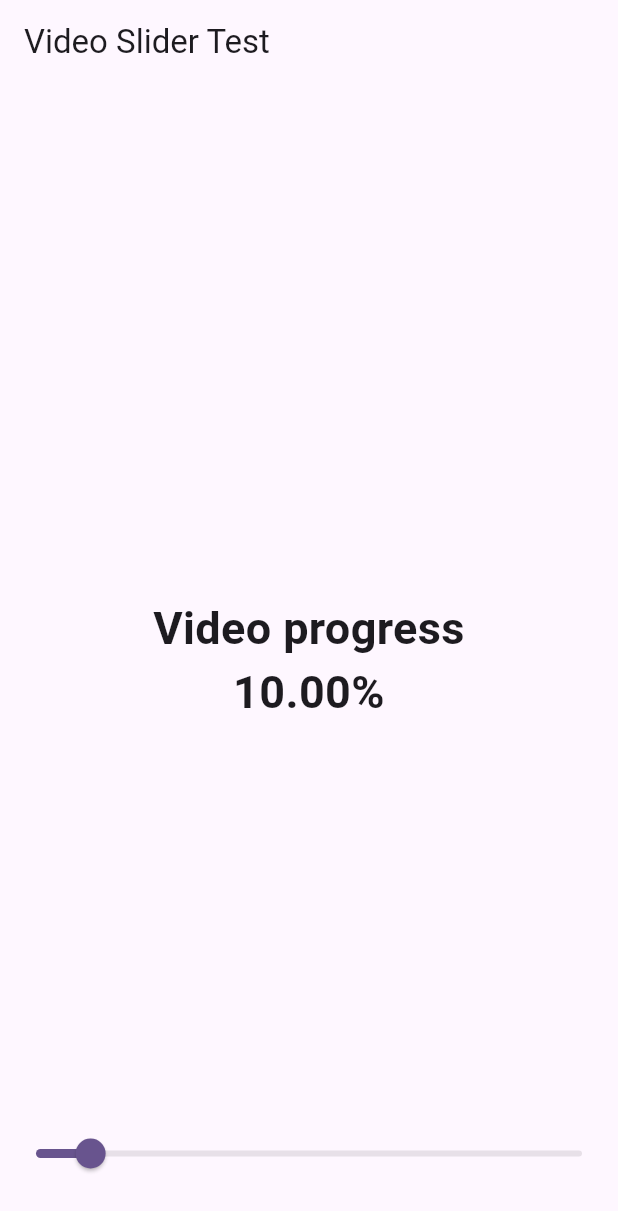
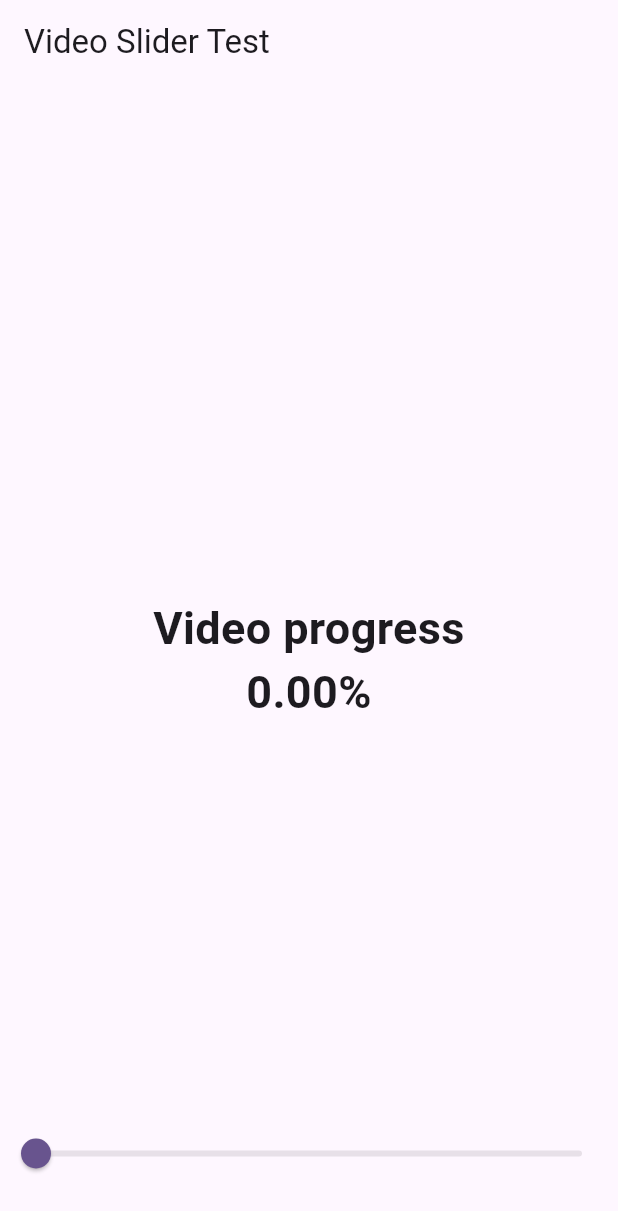
Before and after one commit to rajeevdubey1/video_slider, a Flutter app: the screen it shows after launch, on a phone screen of 412 x 824 dp. Shown: the top 1211 px of the screen. Run offline on Flutter 3.47's test engine with Material 3 defaults, Android fonts, the light colour scheme and no system bars.

Commit message:
All set using provider package

```diff
--- a/lib/custom_slider.dart
+++ b/lib/custom_slider.dart
@@ -1,4 +1,6 @@
 import 'package:flutter/material.dart';
+import 'package:provider/provider.dart';
+import 'package:video_slider/progress_value_provider.dart';
 
 class CustomSlider extends StatefulWidget {
   const CustomSlider({super.key});
@@ -8,21 +10,20 @@ class CustomSlider extends StatefulWidget {
 }
 
 class _CustomSliderState extends State<CustomSlider> {
-  var _sliderValue = 0.1;
 
   void _onValueChanged(double val) {
-    setState(() {
-      _sliderValue = val;
-    });
-
+    Provider.of<ProgressValueProvider>(context, listen: false).progress = val;
   }
 
   @override
   Widget build(BuildContext context) {
+
+final progress = Provider.of<ProgressValueProvider>(context).progress;
+
     return Container(
       height: 50,
       margin: const EdgeInsets.symmetric(vertical: 30),
-      child: Slider(value: _sliderValue, onChanged: _onValueChanged),
+      child: Slider(value: progress, onChanged: _onValueChanged),
     );
   }
 }
--- a/lib/main.dart
+++ b/lib/main.dart
@@ -1,6 +1,9 @@
 import 'package:flutter/material.dart';
 import 'package:video_slider/custom_slider.dart';
+import 'package:video_slider/progress_value_provider.dart';
 import 'package:video_slider/video_progress.dart';
+import 'package:provider/provider.dart';
+
 
 void main() {
   runApp(const MyApp());
@@ -56,7 +59,9 @@ class _MyHomePageState extends State<MyHomePage> {
       appBar: AppBar(
         title: Text(widget.title),
       ),
-      body: const Center(
+      body: ChangeNotifierProvider(
+        create: (_) => ProgressValueProvider(),
+        child: const Center(
           child: Stack(
             children:<Widget>[
               Expanded(child: VideoProgress(),),
@@ -68,6 +73,7 @@ class _MyHomePageState extends State<MyHomePage> {
             ],
           ),
         ),
+      ),
     );
   }
 }
--- /dev/null
+++ b/lib/progress_value_provider.dart
@@ -0,0 +1,14 @@
+import 'package:flutter/material.dart';
+
+class ProgressValueProvider extends ChangeNotifier
+{
+  double _progress = 0.0;
+
+  double get progress => _progress;
+
+  set progress (double val)
+  {
+    _progress = val;
+    notifyListeners();
+  }
+}
--- a/lib/video_progress.dart
+++ b/lib/video_progress.dart
@@ -1,4 +1,6 @@
 import 'package:flutter/material.dart';
+import 'package:provider/provider.dart';
+import 'package:video_slider/progress_value_provider.dart';
 
 class VideoProgress extends StatefulWidget {
   const VideoProgress({super.key});
@@ -8,10 +10,12 @@ class VideoProgress extends StatefulWidget {
 }
 
 class _VideoProgressState extends State<VideoProgress> {
-  final progress = 10.0;
 
   @override
   Widget build(BuildContext context) {
+
+    final progress = Provider.of<ProgressValueProvider>(context).progress * 100;
+
     return Center(
       child: Text('Video progress\n${progress.toStringAsFixed(2)}%',
       textAlign: TextAlign.center, style:const TextStyle(fontSize: 30, fontWeight: FontWeight.bold),),
--- a/pubspec.yaml
+++ b/pubspec.yaml
@@ -35,6 +35,7 @@ dependencies:
   # The following adds the Cupertino Icons font to your application.
   # Use with the CupertinoIcons class for iOS style icons.
   cupertino_icons: ^1.0.6
+  provider: ^6.1.2
 
 dev_dependencies:
   flutter_test:
```
Also changed, not shown: pubspec.lock. Lines whose indentation alone changed are shown as unchanged.
